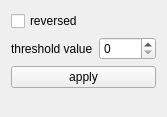
Before: the Qt Designer form src/view/ui/ThresholdImage.ui in Hboni/francis, drawn with Qt 5.
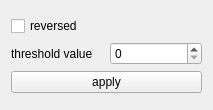
After: the same form once the commit is applied.

Commit message: [#39] add image info extraction module (min/max)

What changed in the file:
```diff
--- a/src/view/ui/ThresholdImage.ui
+++ b/src/view/ui/ThresholdImage.ui
@@ -6,8 +6,8 @@
    <rect>
     <x>0</x>
     <y>0</y>
-    <width>167</width>
-    <height>117</height>
+    <width>213</width>
+    <height>110</height>
    </rect>
   </property>
   <property name="windowTitle">
@@ -54,19 +54,6 @@
        </property>
       </widget>
      </item>
-     <item>
-      <spacer name="verticalSpacer">
-       <property name="orientation">
-        <enum>Qt::Vertical</enum>
-       </property>
-       <property name="sizeHint" stdset="0">
-        <size>
-         <width>20</width>
-         <height>40</height>
-        </size>
-       </property>
-      </spacer>
-     </item>
     </layout>
    </item>
   </layout>
```
The commit also changes 9 other files.
